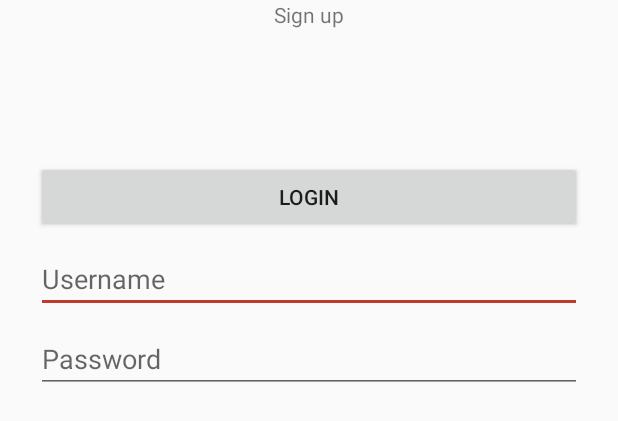
After one commit to droidappsfactory/Alertz, an Android app: the layout activity_login.xml on its own in the app's theme, with its tools: preview values and no code run, on a phone screen of 412 x 824 dp. The commit adds this screen. Shown: the top 421 px of the screen. Run offline under Robolectric (Android 15) with nearby library versions, the phone set to English and light mode, and no system bars.

Commit message:
First copy

```diff
--- a/app/build.gradle
+++ b/app/build.gradle
@@ -29,6 +29,10 @@ dependencies {
     compile 'com.android.support:cardview-v7:25.1.1'
     compile 'com.android.support:appcompat-v7:25.1.1'
     compile 'com.android.support:design:25.1.1'
+    compile 'com.android.support.constraint:constraint-layout:1.0.2'
+    compile 'com.google.firebase:firebase-auth:10.0.1'
     testCompile 'junit:junit:4.12'
-    compile 'com.android.support.constraint:constraint-layout:1.0.2'
 }
+
+
+apply plugin: 'com.google.gms.google-services'
--- /dev/null
+++ b/app/src/main/res/layout/activity_login.xml
@@ -0,0 +1,64 @@
+<?xml version="1.0" encoding="utf-8"?>
+<android.support.constraint.ConstraintLayout xmlns:android="http://schemas.android.com/apk/res/android"
+    xmlns:app="http://schemas.android.com/apk/res-auto"
+    xmlns:tools="http://schemas.android.com/tools"
+    android:orientation="vertical"
+    android:layout_width="match_parent"
+    android:layout_height="match_parent">
+
+    <EditText
+        android:id="@+id/editText"
+        android:layout_width="0dp"
+        android:layout_height="wrap_content"
+        android:layout_marginLeft="24dp"
+        android:layout_marginRight="24dp"
+        android:layout_marginTop="163dp"
+        android:ems="10"
+        android:hint="@string/username"
+        android:inputType="textPersonName"
+        app:layout_constraintHorizontal_bias="0.0"
+        app:layout_constraintLeft_toLeftOf="parent"
+        app:layout_constraintRight_toRightOf="parent"
+        app:layout_constraintTop_toTopOf="parent" />
+
+    <EditText
+        android:id="@+id/editText2"
+        android:layout_width="0dp"
+        android:layout_height="wrap_content"
+        android:layout_marginLeft="24dp"
+        android:layout_marginRight="24dp"
+        android:layout_marginTop="8dp"
+        android:ems="10"
+        android:hint="@string/password"
+        android:inputType="textPassword"
+        app:layout_constraintHorizontal_bias="0.0"
+        app:layout_constraintLeft_toLeftOf="parent"
+        app:layout_constraintRight_toRightOf="parent"
+        app:layout_constraintTop_toBottomOf="@+id/editText" />
+
+    <Button
+        android:id="@+id/button2"
+        android:layout_width="0dp"
+        android:layout_height="wrap_content"
+        android:layout_marginLeft="24dp"
+        android:layout_marginRight="24dp"
+        android:layout_marginTop="8dp"
+        android:text="@string/login"
+        app:layout_constraintHorizontal_bias="0.0"
+        app:layout_constraintLeft_toLeftOf="parent"
+        app:layout_constraintRight_toRightOf="parent"
+        app:layout_constraintTop_toBottomOf="@+id/editText2"
+        android:layout_marginBottom="8dp"
+        app:layout_constraintBottom_toTopOf="@+id/textView" />
+
+    <TextView
+        android:id="@+id/textView"
+        android:layout_width="wrap_content"
+        android:layout_height="wrap_content"
+        android:layout_marginLeft="8dp"
+        android:layout_marginRight="8dp"
+        android:text="@string/signup"
+        app:layout_constraintLeft_toLeftOf="parent"
+        app:layout_constraintRight_toRightOf="parent"
+        tools:layout_editor_absoluteY="343dp" />
+</android.support.constraint.ConstraintLayout>
--- /dev/null
+++ b/app/src/main/res/layout/activity_signup.xml
@@ -0,0 +1,6 @@
+<?xml version="1.0" encoding="utf-8"?>
+<LinearLayout xmlns:android="http://schemas.android.com/apk/res/android"
+    android:orientation="vertical" android:layout_width="match_parent"
+    android:layout_height="match_parent">
+
+</LinearLayout>
--- a/app/src/main/res/values/strings.xml
+++ b/app/src/main/res/values/strings.xml
@@ -1,3 +1,7 @@
 <resources>
     <string name="app_name">Alertz</string>
+    <string name="username">Username</string>
+    <string name="password">Password</string>
+    <string name="login">Login</string>
+    <string name="signup">Sign up</string>
 </resources>
--- a/build.gradle
+++ b/build.gradle
@@ -9,6 +9,7 @@ buildscript {
 
         // NOTE: Do not place your application dependencies here; they belong
         // in the individual module build.gradle files
+        classpath 'com.google.gms:google-services:3.0.0'
     }
 }
 
```
Also changed, not shown: app/src/main/java/com/droidappsfactory/alertz/LoginActivity.java (added, +57 -0 lines), app/src/main/java/com/droidappsfactory/alertz/SignUpActivity.java (added, +25 -0 lines), 1 other file.
